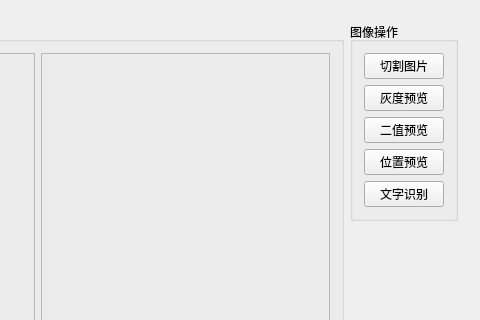
This is QTApplication/mainwindow.ui in NB-Dragon/HWSR as Qt 5 draws it before an edit; both pictures show x 520 to 1000 and y 0 to 320 of the 1000 by 500 pixel window. The edited form follows.
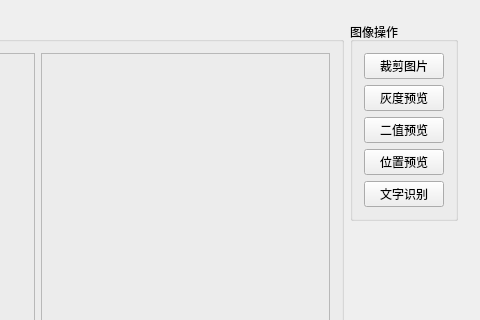
This is the edited form.

```diff
--- a/QTApplication/mainwindow.ui
+++ b/QTApplication/mainwindow.ui
@@ -239,7 +239,7 @@
           <item>
            <widget class="QPushButton" name="btn_split">
             <property name="text">
-             <string>切割图片</string>
+             <string>裁剪图片</string>
             </property>
            </widget>
           </item>
```
